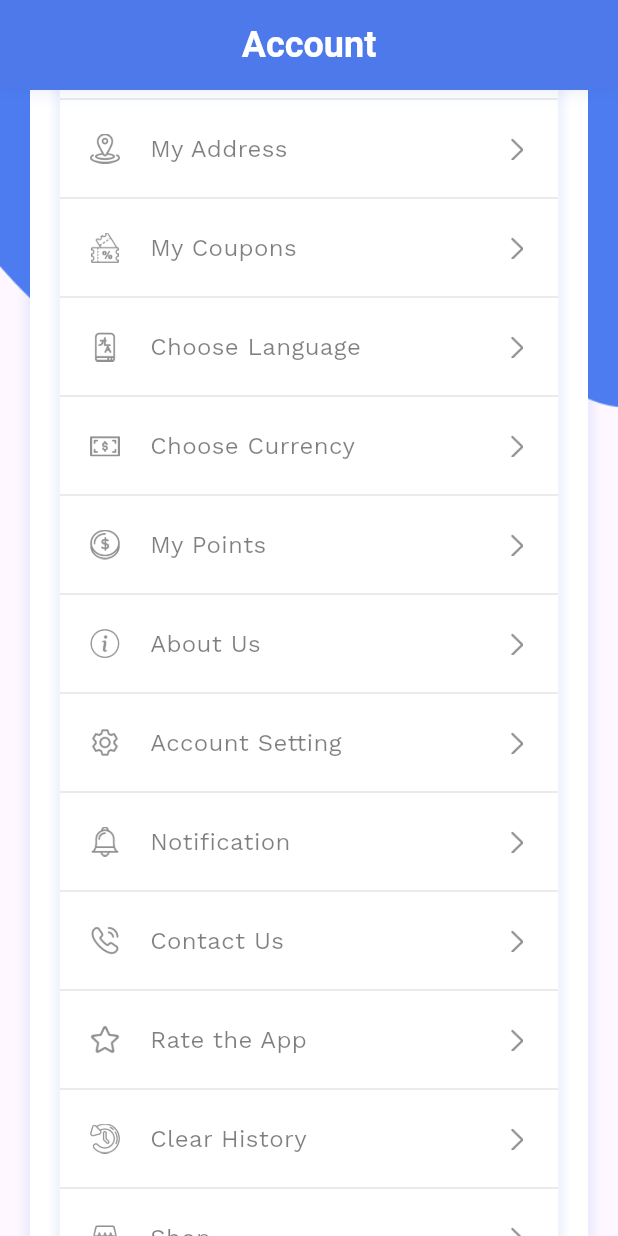
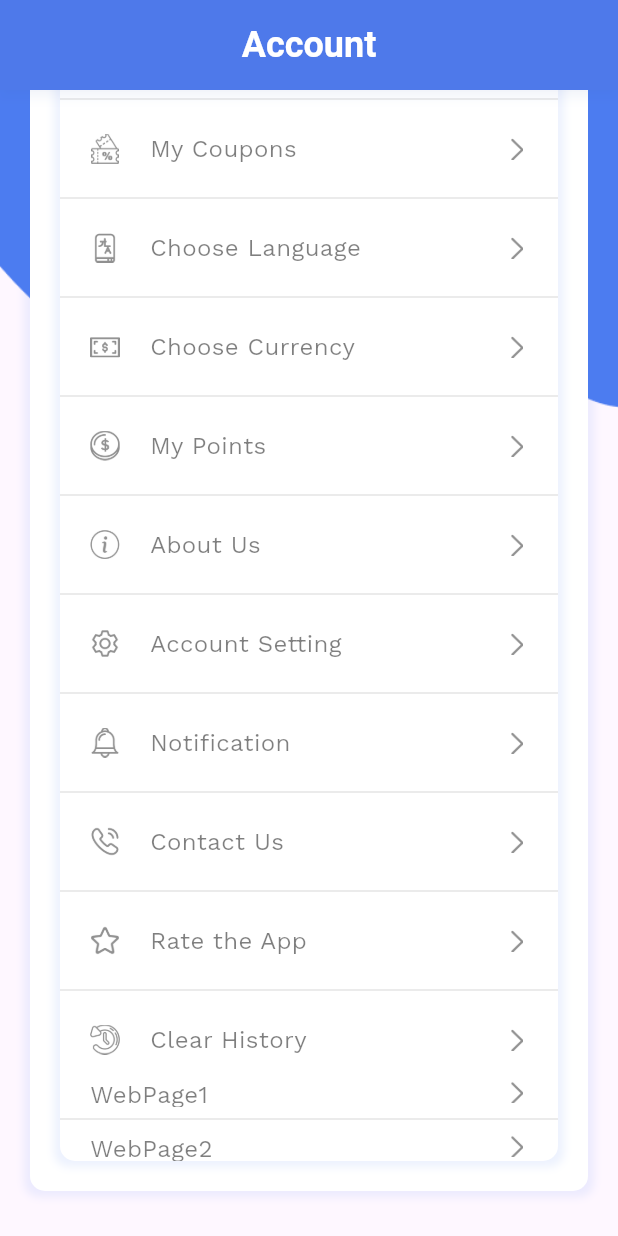
Before and after one commit to MobileFreelancer/CiyashopFlutter_new, a Flutter app: the ProfileViewPage screen opened directly, scrolled down 358 dp, on a phone screen of 412 x 824 dp. Run offline on Flutter 3.47's test engine with Material 3 defaults, Android fonts, the phone set to English and light mode, and no system bars; our stand-ins replace connectivity_plus, country_picker, dio, firebase_auth, firebase_core, flutter_rating_bar and 10 more; missing offline and left inert: flutter_displaymode, flutter_facebook_auth, scratcher; accounts and stored records are empty; generated files the repository leaves out were written again; network calls fail; Roboto replaces fonts that are missing (Yantramanav).

Commit message:
profile changes & app constant changes

```diff
--- a/lib/component/custom_app_bar.dart
+++ b/lib/component/custom_app_bar.dart
@@ -68,7 +68,7 @@ customAppBarWidgetWithBack({String title = "Product detail", bool isBack = false
     title: Builder(
       builder: (context) => TextHeadlineSmall(
         text: title,
-        color: Colors.white,
+        color: ColorConstant.secondaryColor,
       ),
     ),
     centerTitle: true,
--- a/lib/controller/profile_controller.dart
+++ b/lib/controller/profile_controller.dart
@@ -1,16 +1,103 @@
 import 'package:ciyashopflutter/generated/assets.dart';
+import 'package:ciyashopflutter/model/customer_model.dart';
 import 'package:ciyashopflutter/model/profile_model.dart';
+import 'package:ciyashopflutter/repository/profile_repository.dart';
+import 'package:ciyashopflutter/utils/app_preferences.dart';
+import 'package:ciyashopflutter/utils/utils.dart';
 import 'package:get/get.dart';
+
+import '../repository/api_helper/api_status.dart';
+import '../utils/config.dart';
+import '../utils/constant.dart';
 
 class ProfileController extends GetxController {
   var isNotificationEnabled = false.obs;
-  var profileList = [
-    ProfileModel(name: 'Login', logo: Assets.imagesLocks),
-    ProfileModel(name: 'My Orders', logo: Assets.imagesShoppingCart),
-    ProfileModel(name: 'My Address', logo: Assets.imagesAddress),
-    ProfileModel(name: 'My Coupons', logo: Assets.imagesCoupons),
-    ProfileModel(name: 'Choose Language', logo: Assets.imagesLanguage),
-    ProfileModel(name: 'Choose Currency', logo: Assets.imagesCurrency),
+  final ProfileRepositoryImpl _profileRepository = ProfileRepositoryImpl();
+
+
+  @override
+  void onInit() {
+    super.onInit();
+    createProfileList();
+    createwebviewpagesList();
+  }
+
+
+
+  getCustomerDetails() async {
+    var result = await _profileRepository.getCustomerDetails();
+    // if (result is CustomerModel) {
+    //
+    //   AppPreference.instance.setGuestCheckout(result.isGuestCheckoutActive ?? false);
+    //   AppPreference.instance.setIsLogin(result.isLogin ?? false);
+    //   AppPreference.instance.setIsSlider(result.isSlider ?? false);
+    //   AppPreference.instance.setIsRtl(result.isRtl ?? false);
+    //   AppPreference.instance.setSiteLanguage(result.siteLanguage ?? "en");
+    //   AppPreference.instance.setWalletActive(result.isTerawalletActive ?? false);
+    //   AppPreference.instance.setIsUserExists(result.isUserExists ?? "false");
+    //
+    //   await redirectToIntroSlider();
+    // } else if (result is Failure) {
+    //   showShortToast(Msg: result.errorResponse.toString());
+    // }
+  }
+
+
+
+
+
+  // var profileList = [
+  //   ProfileModel(name: 'Login', logo: Assets.imagesLocks),
+  //   if (!Config.isCatalogModeOption)
+  //     {
+  //       ProfileModel(name: 'My Orders', logo: Assets.imagesShoppingCart),
+  //     },
+  //
+  //   ProfileModel(name: 'My Coupons', logo: Assets.imagesCoupons),
+  //   if (Constant.IS_WPML_ACTIVE)
+  //     {
+  //       ProfileModel(name: 'Choose Language', logo: Assets.imagesLanguage),
+  //     },
+  //   if (Constant.IS_CURRENCY_SWITCHER_ACTIVE)
+  //     {
+  //       ProfileModel(name: 'Choose Currency', logo: Assets.imagesCurrency),
+  //     },
+  //
+  //   ProfileModel(name: 'My Points', logo: Assets.imagesPoints),
+  //   ProfileModel(name: 'About Us', logo: Assets.imagesInformation),
+  //   ProfileModel(name: 'Account Setting', logo: Assets.imagesSetting),
+  //   ProfileModel(name: 'Notification', logo: Assets.imagesNotificationBell),
+  //   ProfileModel(name: 'Contact Us', logo: Assets.imagesContacts),
+  //   ProfileModel(name: 'Rate the App', logo: Assets.imagesStars),
+  //   ProfileModel(name: 'Clear History', logo: Assets.imagesHistory),
+  //   ProfileModel(name: 'Shop', logo: Assets.imagesShop),
+  //   ProfileModel(name: 'Stores', logo: Assets.imagesStore),
+  // ];
+
+  RxList<ProfileModel> profileList = <ProfileModel>[].obs;
+  RxList<ProfileModel> webViewPages = <ProfileModel>[].obs;
+
+
+  void createProfileList() {
+    profileList.clear();
+
+    profileList.add(ProfileModel(name: 'Login', logo: Assets.imagesLocks));
+
+    if (!Config.isCatalogModeOption) {
+      profileList.add(ProfileModel(name: 'My Orders', logo: Assets.imagesShoppingCart));
+    }
+
+    profileList.add(ProfileModel(name: 'My Coupons', logo: Assets.imagesCoupons));
+
+    if (Constant.IS_WPML_ACTIVE) {
+      profileList.add(ProfileModel(name: 'Choose Language', logo: Assets.imagesLanguage));
+    }
+
+    if (Constant.IS_CURRENCY_SWITCHER_ACTIVE) {
+      profileList.add(ProfileModel(name: 'Choose Currency', logo: Assets.imagesCurrency));
+    }
+
+    profileList.addAll([
       ProfileModel(name: 'My Points', logo: Assets.imagesPoints),
       ProfileModel(name: 'About Us', logo: Assets.imagesInformation),
       ProfileModel(name: 'Account Setting', logo: Assets.imagesSetting),
@@ -18,7 +105,16 @@ class ProfileController extends GetxController {
       ProfileModel(name: 'Contact Us', logo: Assets.imagesContacts),
       ProfileModel(name: 'Rate the App', logo: Assets.imagesStars),
       ProfileModel(name: 'Clear History', logo: Assets.imagesHistory),
-    ProfileModel(name: 'Shop', logo: Assets.imagesShop),
-    ProfileModel(name: 'Stores', logo: Assets.imagesStore),
-  ];
+    ]);
   }
+  void createwebviewpagesList() {
+    webViewPages.clear();
+
+    webViewPages.add(ProfileModel(name: 'WebPage1', logo: null));
+
+    webViewPages.add(ProfileModel(name: 'WebPage2', logo: null));
+
+  }
+
+
+}
--- a/lib/repository/api_helper/api_constant.dart
+++ b/lib/repository/api_helper/api_constant.dart
@@ -18,6 +18,10 @@ class APIConstant {
   final String socialSignInApi = "${Apis.MAIN_URL}social_login";
   final String forgotPasswordApi = "${Apis.MAIN_URL}forgot_password";
   final String updatePasswordApi = "${Apis.MAIN_URL}update_password";
+  final String customerApi = "${Apis.MAIN_URL}customer";
+  final String notificationStatusApi = "${Apis.MAIN_URL}notifications_status";
+  final String updateUserImageApi = "${Apis.MAIN_URL}update_user_image";
+  final String infoPagesApi = "${Apis.MAIN_URL}info_pages";
 
   //API_REQUEST PARAM
   final String appVer = "app-ver";
@@ -28,6 +32,7 @@ class APIConstant {
   final String deviceToken = "deviceToken";
   final String userName = "username";
   final String mobile = "mobile";
+  final String userId = "user_id";
 
 }
 
--- a/lib/utils/color_constant.dart
+++ b/lib/utils/color_constant.dart
@@ -3,7 +3,7 @@ import 'package:flutter/material.dart';
 
 class ColorConstant {
   static Color primaryColor = HexColor.fromHex("#4C7CF0");
-  static Color secondaryColor = HexColor.fromHex('#02022E');
+  static Color secondaryColor = HexColor.fromHex('#ffffff');
   static Color lightColor = HexColor.lighten(primaryColor, 90);
   static Color negativeColor = HexColor.fromHex("#EB5757");
   static Color whiteColor = Colors.white;
--- a/lib/utils/constant.dart
+++ b/lib/utils/constant.dart
@@ -1,5 +1,6 @@
 //APP Configuration
 
+import 'package:ciyashopflutter/model/home_model.dart' as home;
 import 'package:ciyashopflutter/view/splash_screen.dart';
 import 'package:flutter/cupertino.dart';
 import 'package:flutter/material.dart';
@@ -11,12 +12,11 @@ final displaySize = MediaQuery.of(navigatorKey.currentContext!).size;
 final displayHeight = displaySize.height;
 final displayWidth = displaySize.width;
 
-// Configuration
-String homeLayout = "";
-bool isGuestCheckoutActive = false;
-bool isLogin = false;
-//bool isSlider = false;
-bool isRtl = false;
-String siteLanguage = "";
-bool walletActive = false;
-String isUserExists = "";
+// Profile Configuration Constants
+
+class Constant {
+  static bool IS_CURRENCY_SWITCHER_ACTIVE = true;
+  static bool IS_WPML_ACTIVE = true;
+  static List<dynamic>? languageList = home.HomeModel().wpmlLanguages;
+  static List<dynamic>? webViewPages = home.HomeModel().pgsWooApiWebViewPages;
+}
--- /dev/null
+++ b/lib/view/profile/ProfileListitem.dart
@@ -0,0 +1,65 @@
+
+import 'package:ciyashopflutter/generated/assets.dart';
+import 'package:ciyashopflutter/utils/color_constant.dart';
+import 'package:flutter/material.dart';
+import 'package:gap/gap.dart';
+import 'package:get/get.dart';
+
+import '../../component/custom_text.dart';
+import '../../controller/profile_controller.dart';
+
+class Profilelistitem extends StatelessWidget {
+   Profilelistitem({super.key, required this.index});
+
+   final int index;
+  final ProfileController controller = Get.find<ProfileController>();
+
+
+  @override
+  Widget build(BuildContext context) {
+    return SizedBox(
+      width: double.infinity,
+      height: 20,
+      child: Row(
+        mainAxisAlignment: MainAxisAlignment.spaceBetween,
+        children: [
+          Row(
+            children: [
+              const Gap(20),
+              controller.webViewPages[index].logo != null ?
+              ImageIcon(AssetImage(controller.webViewPages[index].logo.toString()) ,
+                size: 20,
+              ) : SizedBox(width: 0),
+
+              TextBodyMedium(text: controller.webViewPages[index].name.toString()),
+            ],
+          ),
+          Padding(
+            padding: const EdgeInsets.symmetric(horizontal: 20),
+            child: controller.webViewPages[index] == "Notification"
+                ? Obx(
+                  () => SizedBox(
+                width: 50,
+                height: 40,
+                child: FittedBox(
+                  fit: BoxFit.fill,
+                  child: Switch(
+                    value: controller.isNotificationEnabled.value,
+                    activeColor: ColorConstant.primaryColor,
+                    onChanged: (bool value) {
+                      controller.isNotificationEnabled.value = value;
+                    },
+                  ),
+                ),
+              ),
+            )
+                : const ImageIcon(
+              AssetImage(Assets.imagesArrow),
+              size: 15,
+            ),
+          ),
+        ],
+      ),
+    );
+  }
+}
--- a/lib/view/profile_view_page.dart
+++ b/lib/view/profile_view_page.dart
@@ -13,6 +13,7 @@ import 'package:ciyashopflutter/view/contact_us_screen.dart';
 import 'package:ciyashopflutter/view/filter_product_screen.dart';
 import 'package:ciyashopflutter/view/my_coupon_screen.dart';
 import 'package:ciyashopflutter/view/order_deliver_success_screen.dart';
+import 'package:ciyashopflutter/view/profile/ProfileListitem.dart';
 import 'package:flutter/material.dart';
 import 'package:gap/gap.dart';
 import 'package:get/get.dart';
@@ -178,6 +179,10 @@ class ProfileViewPage extends StatelessWidget {
                       const Gap(20),
                       Container(
                         decoration: cardViewBox(),
+                        child: Column(
+                          children: [
+                            Container(
+
                               child: ListView.separated(
                                 shrinkWrap: true,
                                 physics: const NeverScrollableScrollPhysics(),
@@ -273,7 +278,39 @@ class ProfileViewPage extends StatelessWidget {
                                 separatorBuilder: (context, index) => Divider(color: ColorConstant.textBody.withOpacity(0.1)),
                                 itemCount: controller.profileList.length,
                               ),
+                            ),
+                            Container(
+                              child: ListView.separated(
+                                shrinkWrap: true,
+                                physics: const NeverScrollableScrollPhysics(),
+                                padding: EdgeInsets.zero,
+                                itemBuilder: (context, index) {
+                                  return InkWell(
+                                    splashFactory: NoSplash.splashFactory,
+                                    onTap: () {
+                                      switch (controller.webViewPages[index].name) {
+                                        case "Login":
+                                          Get.offNamed(RoutesName.signInScreen);
+                                          break;
+
+                                        case "My Address":
+                                          Get.to(RoutesName.myAddressScreen);
+                                          break;
+
+                                      }
+                                    },
+                                    child: Profilelistitem(index: index),
+                                  );
+                                },
+                                separatorBuilder: (context, index) => Divider(color: ColorConstant.textBody.withOpacity(0.1)),
+                                itemCount: controller.webViewPages.length,
+                              ),
+                            ),
+
+                          ],
+                        ),
                       )
+
                     ],
                   ),
                 ),
```
Also changed, not shown: lib/model/customer_model.dart (added, +244 -0 lines), lib/repository/profile_repository.dart (added, +111 -0 lines). Lines whose indentation alone changed are shown as unchanged.
